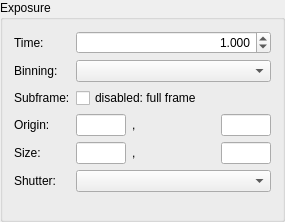
First picture: the form in gui/exposurewidget.ui, repository AndreasFMueller/AstroPhotography, before the edit.
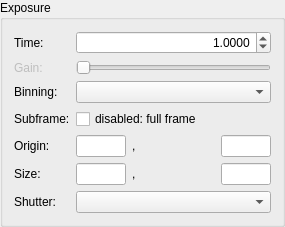
Second picture: the form after the edit.

Commit message: YUYV pixels, gain control

The edit to the form file:
```diff
--- a/gui/exposurewidget.ui
+++ b/gui/exposurewidget.ui
@@ -36,7 +36,7 @@
       <set>Qt::AlignRight|Qt::AlignTrailing|Qt::AlignVCenter</set>
      </property>
      <property name="decimals">
-      <number>3</number>
+      <number>4</number>
      </property>
      <property name="minimum">
       <double>0.000000000000000</double>
@@ -52,45 +52,45 @@
      </property>
     </widget>
    </item>
-   <item row="1" column="0">
+   <item row="2" column="0">
     <widget class="QLabel" name="binningLabel">
      <property name="text">
       <string>Binning:</string>
      </property>
     </widget>
    </item>
-   <item row="1" column="1">
+   <item row="2" column="1">
     <widget class="QComboBox" name="binningComboBox"/>
    </item>
-   <item row="2" column="0">
+   <item row="3" column="0">
     <widget class="QLabel" name="subframeLabel">
      <property name="text">
       <string>Subframe:</string>
      </property>
     </widget>
    </item>
-   <item row="2" column="1">
+   <item row="3" column="1">
     <widget class="QCheckBox" name="subframeCheckBox">
      <property name="text">
       <string>disabled: full frame</string>
      </property>
     </widget>
    </item>
-   <item row="3" column="0">
+   <item row="4" column="0">
     <widget class="QLabel" name="originLabel">
      <property name="text">
       <string>Origin:</string>
      </property>
     </widget>
    </item>
-   <item row="4" column="0">
+   <item row="5" column="0">
     <widget class="QLabel" name="sizeLabel">
      <property name="text">
       <string>Size:</string>
      </property>
     </widget>
    </item>
-   <item row="3" column="1">
+   <item row="4" column="1">
     <widget class="QWidget" name="originWidget" native="true">
      <property name="minimumSize">
       <size>
@@ -153,7 +153,7 @@
      </layout>
     </widget>
    </item>
-   <item row="4" column="1">
+   <item row="5" column="1">
     <widget class="QWidget" name="sizeWidget" native="true">
      <property name="minimumSize">
       <size>
@@ -210,16 +210,42 @@
      </layout>
     </widget>
    </item>
-   <item row="5" column="0">
+   <item row="6" column="0">
     <widget class="QLabel" name="shutterLabel">
      <property name="text">
       <string>Shutter:</string>
      </property>
     </widget>
    </item>
-   <item row="5" column="1">
+   <item row="6" column="1">
     <widget class="QComboBox" name="shutterComboBox"/>
    </item>
+   <item row="1" column="0">
+    <widget class="QLabel" name="gainLabel">
+     <property name="enabled">
+      <bool>false</bool>
+     </property>
+     <property name="text">
+      <string>Gain:</string>
+     </property>
+    </widget>
+   </item>
+   <item row="1" column="1">
+    <widget class="QSlider" name="gainSlider">
+     <property name="enabled">
+      <bool>false</bool>
+     </property>
+     <property name="minimumSize">
+      <size>
+       <width>120</width>
+       <height>0</height>
+      </size>
+     </property>
+     <property name="orientation">
+      <enum>Qt::Horizontal</enum>
+     </property>
+    </widget>
+   </item>
   </layout>
  </widget>
  <resources/>
```
Left out of the diff: 2 changed lines with no effect on the pictures. The commit also changes 17 other files.
